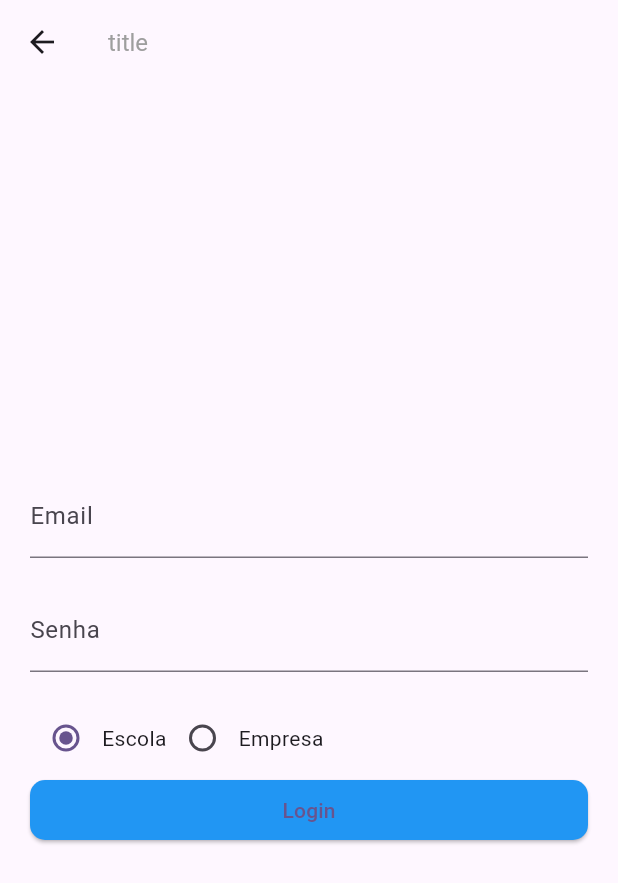
After one commit to GUHSOUSA/AdminEase, a Flutter app: the SignIn screen opened by its route, on a phone screen of 412 x 824 dp. The commit adds this screen. Shown: the top 883 px of the screen. Run offline on Flutter 3.47's test engine with Material 2 defaults, Android fonts, the phone set to English and light mode, and no system bars; our stand-ins replace dots_indicator, flutter_riverpod, flutter_screenutil, riverpod_annotation; generated files the repository leaves out were written again.

Commit message:
rotas para empresa e escola

```diff
--- a/lib/main.dart
+++ b/lib/main.dart
@@ -1,5 +1,7 @@
 
-import 'package:adminease/escolas/services/auth_services.dart';
+import 'package:adminease/screens/test/empresa.dart';
+import 'package:adminease/screens/test/escola.dart';
+import 'package:adminease/screens/sign_in/sign_in.dart';
 import 'package:adminease/screens/welcome/welcome.dart';
 import 'package:flutter/material.dart';
 import 'package:flutter_riverpod/flutter_riverpod.dart';
@@ -34,7 +36,15 @@ class _MyAppState extends State<MyApp> {
             colorScheme: ColorScheme.fromSeed(seedColor: Colors.deepPurple),
             useMaterial3: true,
           ),
-          home: Welcome(),
+          initialRoute: "/",
+          routes: {
+            "/": (context)=> Welcome(),
+            "/singIn": (context)=>const SignIn(),
+            "/Escola": (context)=> const Escola(),
+            "/Empresa": (context)=> const Empresa()
+
+          },
+
     ));
   }
 }
--- /dev/null
+++ b/lib/screens/sign_in/sign_in.dart
@@ -0,0 +1,99 @@
+import 'package:adminease/screens/sign_in/widgets.dart';
+import 'package:flutter/material.dart';
+
+class SignIn extends StatefulWidget {
+  const SignIn({super.key});
+
+  @override
+  State<SignIn> createState() => _SignInState();
+}
+
+class _SignInState extends State<SignIn> {
+  String email = '';
+  String password = '';
+  String selectedOption = 'Escola';
+
+  @override
+  Widget build(BuildContext context) {
+
+    return Scaffold(
+      appBar: buildAppBar(),
+
+      body: Padding(
+        padding: EdgeInsets.all(20.0),
+        child: Column(
+          mainAxisAlignment: MainAxisAlignment.center,
+          crossAxisAlignment: CrossAxisAlignment.stretch,
+          children: <Widget>[
+            TextField(
+              onChanged: (value) {
+                setState(() {
+                  email = value;
+                });
+              },
+              decoration: InputDecoration(
+                labelText: 'Email',
+              ),
+            ),
+            SizedBox(height: 20.0),
+            TextField(
+              onChanged: (value) {
+                setState(() {
+                  password = value;
+                });
+              },
+              decoration: InputDecoration(
+                labelText: 'Senha',
+              ),
+              obscureText: true,
+            ),
+            SizedBox(height: 20.0),
+            Row(
+              children: [
+                Radio(
+                  value: 'Escola',
+                  groupValue: selectedOption,
+                  onChanged: (value) {
+                    setState(() {
+                      selectedOption = value.toString();
+                    });
+                  },
+                ),
+                Text('Escola'),
+                Radio(
+                  value: 'Empresa',
+                  groupValue: selectedOption,
+                  onChanged: (value) {
+                    setState(() {
+                      selectedOption = value.toString();
+                    });
+                  },
+                ),
+                Text('Empresa'),
+              ],
+            ),
+            ElevatedButton(
+              onPressed: () {
+                print('Email: $email');
+                print('Senha: $password');
+                print('Opção: $selectedOption');
+                if(selectedOption == "Escola"){
+                  Navigator.pushNamed(context, "/Escola");
+                }else{
+                  Navigator.pushNamed(context, "/Empresa");
+                }
+              },
+              child: Text('Login'),
+              style: ElevatedButton.styleFrom(
+                primary: Colors.blue,
+                shape: RoundedRectangleBorder(
+                  borderRadius: BorderRadius.circular(10.0),
+                ),
+              ),
+            ),
+          ],
+        ),
+      ),
+    );
+  }
+}
--- /dev/null
+++ b/lib/screens/sign_in/widgets.dart
@@ -0,0 +1,8 @@
+import 'package:adminease/common/widgets/text_widget.dart';
+import 'package:flutter/material.dart';
+
+AppBar buildAppBar(){
+  return AppBar(
+    title: text16Normal(text: "title"),
+  );
+}
--- a/lib/screens/welcome/welcome.dart
+++ b/lib/screens/welcome/welcome.dart
@@ -8,14 +8,13 @@ import 'package:flutter_screenutil/flutter_screenutil.dart';
 //final indexProvider = StateProvider<int>((ref)=>0);
 
 class Welcome extends ConsumerWidget {
-
   Welcome({Key? key}) : super(key: key);
 
   final PageController _controller = PageController();
+
   //int dotsIndicator=0;
   @override
   Widget build(BuildContext context, WidgetRef ref) {
-
     final index = ref.watch(indexDotProviderProvider);
 
     return SafeArea(
@@ -26,7 +25,7 @@ class Welcome extends ConsumerWidget {
           alignment: Alignment.topCenter,
           children: [
             PageView(
-              onPageChanged: (value){
+              onPageChanged: (value) {
                 ref.read(indexDotProviderProvider.notifier).changeIndex(value);
               },
               controller: _controller,
@@ -35,11 +34,13 @@ class Welcome extends ConsumerWidget {
                 appOnBoardPage(_controller,
                     title: "nfc",
                     subtitle: "primeira onboard screen",
-                    index: 1),
+                    index: 1, context: context),
                 appOnBoardPage(_controller,
-                    title: "nfc", subtitle: "segunda onboard screen", index: 2),
+                    title: "nfc", subtitle: "segunda onboard screen", index: 2, context: context),
                 appOnBoardPage(_controller,
-                    title: "nfc", subtitle: "terceira onboard screen", index: 3),
+                    title: "nfc",
+                    subtitle: "terceira onboard screen",
+                    index: 3, context: context),
               ],
             ),
             Positioned(
@@ -48,9 +49,7 @@ class Welcome extends ConsumerWidget {
                 position: index,
                 dotsCount: 3,
                 mainAxisAlignment: MainAxisAlignment.center,
-                decorator: const DotsDecorator(
-                  size: Size.square(9.0)
-                ),
+                decorator: const DotsDecorator(size: Size.square(9.0)),
               ),
             )
           ],
```
Also changed, not shown: lib/screens/welcome/widgets.dart (+6 -4 lines), 2 other files.
